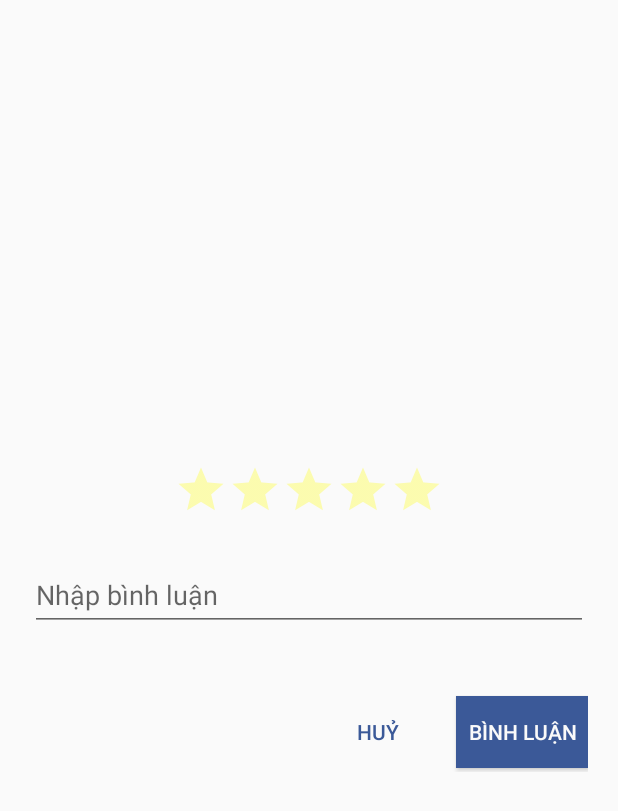
After one commit to PhongLeThanh/DaNangTravel, an Android app: the fragment CommentDialogFragment shown on its own in the app's theme, on a phone screen of 412 x 824 dp. The commit adds this screen. Shown: the top 811 px of the screen. Run offline under Robolectric (Android 15) with nearby library versions, the phone set to English and light mode, and no system bars.

Commit message:
save 10/5

```diff
--- /dev/null
+++ b/app/src/main/java/com/example/phongle/danangtravel/activity/detail/CommentDialogFragment.java
@@ -0,0 +1,88 @@
+package com.example.phongle.danangtravel.activity.detail;
+
+import android.annotation.SuppressLint;
+import android.app.Dialog;
+import android.app.DialogFragment;
+import android.os.Bundle;
+import android.support.annotation.NonNull;
+import android.support.annotation.Nullable;
+import android.view.LayoutInflater;
+import android.view.View;
+import android.view.ViewGroup;
+import android.view.Window;
+import android.widget.Button;
+import android.widget.RatingBar;
+import android.widget.TextView;
+
+import com.example.phongle.danangtravel.R;
+import com.example.phongle.danangtravel.activity.utils.ScreenUtil;
+
+public class CommentDialogFragment extends DialogFragment {
+    private RatingBar mRatingEvaluate;
+    private TextView mEdtContent;
+    private Button mBtnComment;
+    private Button mBtnCancel;
+    private int mNumstar;
+    private DialogCommentListener mDialogCommentListener;
+
+    @SuppressLint("ClickableViewAccessibility")
+    @Nullable
+    @Override
+    public View onCreateView(LayoutInflater inflater, @Nullable ViewGroup container, @Nullable Bundle savedInstanceState) {
+        super.onCreateView(inflater, container, savedInstanceState);
+        View view = inflater.inflate(R.layout.dialog_comment, container, false);
+        initViews(view);
+        mRatingEvaluate.setOnRatingBarChangeListener(new RatingBar.OnRatingBarChangeListener() {
+            @Override
+            public void onRatingChanged(RatingBar ratingBar, float rating, boolean fromUser) {
+                mNumstar = (int) rating;
+            }
+        });
+        mBtnComment.setOnClickListener(new View.OnClickListener() {
+            @Override
+            public void onClick(View v) {
+                if (mDialogCommentListener != null) {
+                    String content = mEdtContent.getText().toString();
+                    mDialogCommentListener.onComment(mNumstar, content);
+                }
+                dismiss();
+            }
+        });
+        mBtnCancel.setOnClickListener(new View.OnClickListener() {
+            @Override
+            public void onClick(View v) {
+                dismiss();
+            }
+        });
+        return view;
+    }
+
+    @NonNull
+    @Override
+    public Dialog onCreateDialog(Bundle savedInstanceState) {
+        Dialog dialog = super.onCreateDialog(savedInstanceState);
+        Window window = dialog.getWindow();
+        if (window != null) {
+            window.requestFeature(Window.FEATURE_NO_TITLE);
+            window.setBackgroundDrawableResource(android.R.color.transparent);
+            window.setLayout((int) (ScreenUtil.getWidthScreen(getActivity()) * 0.9), (int) (ScreenUtil.getHeightScreen(getActivity()) * 0.8));
+        }
+        dialog.setContentView(R.layout.dialog_comment);
+        return dialog;
+    }
+
+    private void initViews(View view) {
+        mRatingEvaluate = view.findViewById(R.id.evaluate);
+        mEdtContent = view.findViewById(R.id.edtContent);
+        mBtnComment = view.findViewById(R.id.btnDialogComment);
+        mBtnCancel = view.findViewById(R.id.btnDialogCancel);
+    }
+
+    public void setDialogCommentListener(DialogCommentListener dialogCommentListener) {
+        mDialogCommentListener = dialogCommentListener;
+    }
+
+    public interface DialogCommentListener {
+        void onComment(int evaluate, String content);
+    }
+}
--- a/app/src/main/java/com/example/phongle/danangtravel/api/MyRetrofit.java
+++ b/app/src/main/java/com/example/phongle/danangtravel/api/MyRetrofit.java
@@ -6,7 +6,7 @@ import retrofit2.Retrofit;
 import retrofit2.converter.gson.GsonConverterFactory;
 
 public class MyRetrofit {
-    private static final String API_BASE_URL = "http://192.168.1.128:6969/api/";
+    private static final String API_BASE_URL = "http://192.168.1.143:6969/api/";
     private static TravelService mTravelService;
     private static AuthService mAuthService;
     private static MyRetrofit mMyRetrofit;
--- a/app/src/main/java/com/example/phongle/danangtravel/api/TravelService.java
+++ b/app/src/main/java/com/example/phongle/danangtravel/api/TravelService.java
@@ -4,6 +4,7 @@ import okhttp3.RequestBody;
 import retrofit2.Call;
 import retrofit2.http.Body;
 import retrofit2.http.GET;
+import retrofit2.http.Header;
 import retrofit2.http.POST;
 import retrofit2.http.Path;
 import retrofit2.http.Query;
@@ -33,6 +34,9 @@ public interface TravelService {
     @GET("places/viewById/{id}")
     Call<PlaceResponse> getPlaceById(@Path("id") int id);
 
+    @POST("comments/")
+    Call<CommentResponse> postComment(@Header("Authorization") String token ,@Body  RequestBody comment);
+
     @GET("comments/viewByPlace/{placeId}")
     Call<CommentResponse> getCommentByPlaceId(@Path("placeId") int placeId);
 
--- /dev/null
+++ b/app/src/main/res/layout/dialog_comment.xml
@@ -0,0 +1,58 @@
+<?xml version="1.0" encoding="utf-8"?>
+<LinearLayout xmlns:android="http://schemas.android.com/apk/res/android"
+    android:layout_width="match_parent"
+    android:layout_height="match_parent"
+    android:background="@color/snow"
+    android:gravity="center"
+    android:minWidth="300dp"
+    android:orientation="vertical"
+    android:padding="20dp">
+
+    <RatingBar
+        android:id="@+id/evaluate"
+        style="?android:attr/ratingBarStyleIndicator"
+        android:layout_width="wrap_content"
+        android:layout_height="wrap_content"
+        android:layout_gravity="center"
+        android:layout_marginBottom="20dp"
+        android:isIndicator="false"
+        android:numStars="5"
+        android:stepSize="1"
+        android:theme="@style/RatingBar" />
+
+    <android.support.design.widget.TextInputLayout
+        android:layout_width="match_parent"
+        android:layout_height="wrap_content">
+
+        <EditText
+            android:id="@+id/edtContent"
+            android:layout_width="match_parent"
+            android:layout_height="wrap_content"
+            android:hint="@string/edt_input_comment" />
+    </android.support.design.widget.TextInputLayout>
+
+    <LinearLayout
+        android:layout_width="match_parent"
+        android:layout_height="wrap_content"
+        android:layout_marginTop="40dp"
+        android:gravity="right"
+        android:orientation="horizontal">
+
+        <Button
+            android:id="@+id/btnDialogCancel"
+            style="@style/Base.Widget.AppCompat.Button.ButtonBar.AlertDialog"
+            android:layout_width="wrap_content"
+            android:layout_height="wrap_content"
+            android:layout_marginRight="20dp"
+            android:text="@string/btn_cancel"
+            android:textColor="@color/blue_facebook" />
+
+        <Button
+            android:id="@+id/btnDialogComment"
+            android:layout_width="wrap_content"
+            android:layout_height="wrap_content"
+            android:background="@color/blue_facebook"
+            android:text="@string/btn_comment"
+            android:textColor="@color/snow" />
+    </LinearLayout>
+</LinearLayout>
--- a/app/src/main/res/values/strings.xml
+++ b/app/src/main/res/values/strings.xml
@@ -32,4 +32,9 @@
     <string name="btn_signup">Sign up</string>
     <string name="or">or</string>
     <string name="tv_welcome_login">Welcome to DaNangTravel</string>
+    <string name="btn_cancel">Huỷ</string>
+    <string name="btn_comment">Bình luận</string>
+    <string name="edt_input_comment">Nhập bình luận</string>
+    <string name="alert_require_login_title">Yêu cầu đăng nhập ! </string>
+    <string name="alert_require_login">Bạn chưa đăng nhập vào hệ thống, vui lòng đăng nhập để bình luận !</string>
 </resources>
```
Also changed, not shown: app/src/main/java/com/example/phongle/danangtravel/activity/detail/DetailPlaceActivity.java (+100 -1 lines), app/src/main/java/com/example/phongle/danangtravel/activity/utils/RotationPageTransformer.java (added, +80 -0 lines), app/src/main/java/com/example/phongle/danangtravel/activity/utils/ScreenUtil.java (added, +42 -0 lines), app/src/main/res/layout/detail_rate_comment.xml (+7 -6 lines), app/src/main/res/layout/item_comment.xml (+16 -3 lines).
